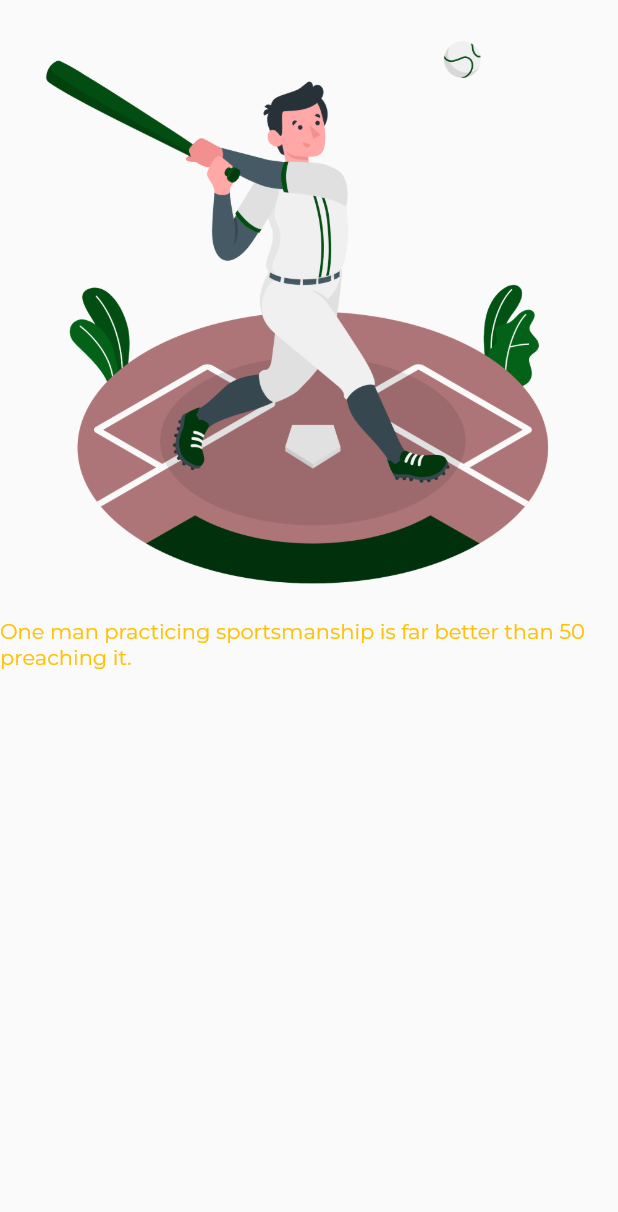
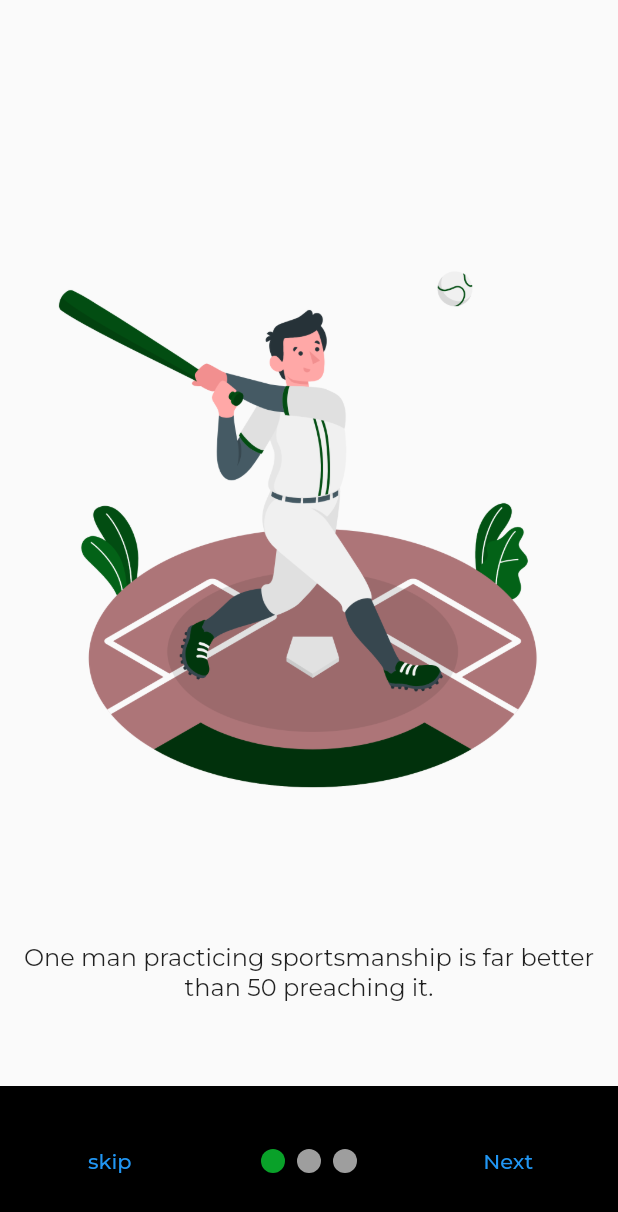
Before and after one commit to AbikMathew/play-turf, a Flutter app: the OnBoardingView screen opened by its route, on a phone screen of 412 x 824 dp. Shown: the top 1212 px of the screen. Run offline on Flutter 3.47's test engine with Material 2 defaults, Android fonts, the phone set to English and light mode, and no system bars; drawn by our look-alikes of smooth_page_indicator; our stand-ins replace get, get_storage, lottie, sizer; accounts and stored records are empty.

Commit message:
working on onBoarding screen

```diff
--- a/lib/app/modules/constants/theme_provider.dart
+++ b/lib/app/modules/constants/theme_provider.dart
@@ -14,9 +14,9 @@ class AppThemes {
         color: primaryGreen,
       ),
       titleMedium: TextStyle(
-        fontSize: 30,
+        fontSize: 20,
         fontWeight: FontWeight.bold,
-        color: primaryGreen,
+        color: Colors.white,
       )
     ),
     appBarTheme: const AppBarTheme(
--- a/lib/app/modules/onBoarding/controllers/on_boarding_controller.dart
+++ b/lib/app/modules/onBoarding/controllers/on_boarding_controller.dart
@@ -1,11 +1,19 @@
+import 'package:flutter/material.dart';
 import 'package:get/get.dart';
 import 'package:play_turf/app/modules/onBoarding/model/onBoarding_info.dart';
 
 class OnBoardingController extends GetxController {
   //TODO: Implement OnBoardingController
+  final pageController = PageController().obs;
+  var isLastPage = false.obs;
+
   List<OnboardingInfo> onboardingPages = [
-     OnboardingInfo('asset/images/onboarding_images/Home run-amico.png', 'One man practicing sportsmanship is far better than 50 preaching it.'),
-     OnboardingInfo('asset/images/onboarding_images/Junior soccer-amico.png', 'One man practicing sportsmanship is far better than 50 preaching it.'),
+    OnboardingInfo('asset/images/onboarding_images/Home run-amico.png',
+        'One man practicing sportsmanship is far better than 50 preaching it.'),
+    OnboardingInfo('asset/images/onboarding_images/Home run-amico.png',
+        'One man practicing sportsmanship is far better than 50 preaching it.'),
+    OnboardingInfo('asset/images/onboarding_images/Junior soccer-amico.png',
+        'One man practicing sportsmanship is far better than 50 preaching it.'),
   ];
 
   final count = 0.obs;
@@ -21,5 +29,6 @@ class OnBoardingController extends GetxController {
 
   @override
   void onClose() {}
+
   void increment() => count.value++;
 }
--- a/lib/app/modules/onBoarding/views/on_boarding_view.dart
+++ b/lib/app/modules/onBoarding/views/on_boarding_view.dart
@@ -1,30 +1,111 @@
+import 'dart:developer';
+
 import 'package:flutter/material.dart';
 
 import 'package:get/get.dart';
+import 'package:play_turf/app/modules/constants/colors.dart';
+import 'package:sizer/sizer.dart';
+import 'package:smooth_page_indicator/smooth_page_indicator.dart';
 
 import '../controllers/on_boarding_controller.dart';
 
 class OnBoardingView extends GetView<OnBoardingController> {
   @override
   Widget build(BuildContext context) {
+    final lastPage = controller.onboardingPages.length - 1;
+
     return Scaffold(
       body: PageView.builder(
-          itemBuilder: ((context, index) => Container(
+          onPageChanged: (index) {
+            if (index == lastPage) {
+              log('vanno');
+              controller.isLastPage.value = true;
+            }
+          },
+          controller: controller.pageController.value,
+          itemBuilder: ((context, index) => Padding(
+                padding: const EdgeInsets.all(10.0),
                 child: Column(
+                  mainAxisAlignment: MainAxisAlignment.center,
                   children: [
                     Image.asset(controller.onboardingPages[index].imageAsset),
+                    SizedBox(height: 10.h),
                     Text(
                       controller.onboardingPages[index].description,
-                      style: TextStyle(color: Colors.amber),
+                      textAlign: TextAlign.center,
+                      style: Theme.of(context).textTheme.titleMedium,
                     )
                   ],
                 ),
               )),
           itemCount: controller.onboardingPages.length),
       bottomSheet: Container(
+        padding: EdgeInsets.symmetric(horizontal: 10.w),
         height: 100,
-        // color: ,
+        color: Colors.black,
+        child: Obx(() => controller.isLastPage.value
+            ? TextButton(
+                onPressed: () {},
+                style: ButtonStyle(
+                  backgroundColor: MaterialStateProperty.all(primaryGreen),
+                ),
+                child: Text('Yaa mone', style: TextStyle(color: Colors.white),),
+              )
+            : BottomBar(
+                controller: controller,
+                lastPage: lastPage,
+              )),
       ),
     );
   }
 }
+
+class BottomBar extends StatelessWidget {
+  const BottomBar({
+    Key? key,
+    required this.controller,
+    required this.lastPage,
+    // required this.controller,
+    // required this.controller,
+    // required this.controller,
+  }) : super(key: key);
+
+  final OnBoardingController controller;
+  final int lastPage;
+  // final OnBoardingController controller;
+  // final OnBoardingController controller;
+  // final OnBoardingController controller;
+
+  @override
+  Widget build(BuildContext context) {
+    return Row(
+      mainAxisAlignment: MainAxisAlignment.spaceBetween,
+      children: [
+        TextButton(
+          onPressed: () {
+            controller.pageController.value.jumpToPage(lastPage);
+          },
+          child: const Text('skip'),
+        ),
+        Center(
+          child: Obx(
+            () => SmoothPageIndicator(
+              controller: controller.pageController.value,
+              count: controller.onboardingPages.length,
+              effect: const WormEffect(activeDotColor: primaryGreen),
+            ),
+          ),
+        ),
+        TextButton(
+          onPressed: () {
+            controller.pageController.value.nextPage(
+              duration: const Duration(milliseconds: 500),
+              curve: Curves.easeInOut,
+            );
+          },
+          child: const Text('Next'),
+        ),
+      ],
+    );
+  }
+}
--- a/pubspec.yaml
+++ b/pubspec.yaml
@@ -11,6 +11,7 @@ dependencies:
   get_storage: 2.0.3
   sizer: 2.0.15
   lottie: 1.3.0
+  smooth_page_indicator: 1.0.0+2
   flutter:
     sdk: flutter
 
@@ -23,9 +24,9 @@ flutter:
   assets:
     - asset/json/
     - asset/images/onboarding_images/
-  uses-material-design: true
   fonts:
     - family: Montserrat
       fonts:
         - asset: asset/font/Montserrat-VariableFont_wght.ttf
-          # weight: 400
+          weight: 400
+  uses-material-design: true
```
Also changed, not shown: pubspec.lock.
